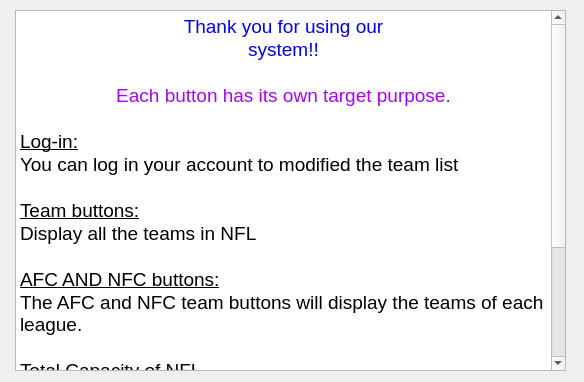
Old version of the form helpbutton.ui in the repository Ling2251/CS1C-NFL_Porject.
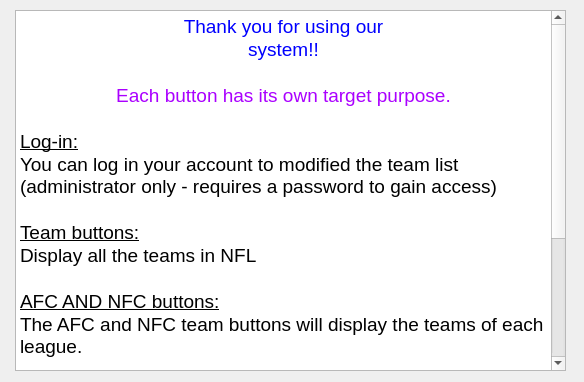
New version of the form.

```diff
--- a/helpbutton.ui
+++ b/helpbutton.ui
@@ -33,7 +33,7 @@
 &lt;p align=&quot;center&quot; style=&quot; margin-top:0px; margin-bottom:0px; margin-left:0px; margin-right:0px; -qt-block-indent:0; text-indent:0px;&quot;&gt;&lt;span style=&quot; font-size:14pt; color:#aa00ff;&quot;&gt;Each button has its own target purpose.&lt;/span&gt;&lt;/p&gt;
 &lt;p style=&quot;-qt-paragraph-type:empty; margin-top:0px; margin-bottom:0px; margin-left:0px; margin-right:0px; -qt-block-indent:0; text-indent:0px; font-size:14pt;&quot;&gt;&lt;br /&gt;&lt;/p&gt;
 &lt;p style=&quot; margin-top:0px; margin-bottom:0px; margin-left:0px; margin-right:0px; -qt-block-indent:0; text-indent:0px;&quot;&gt;&lt;span style=&quot; font-size:14pt; text-decoration: underline;&quot;&gt;Log-in:&lt;/span&gt;&lt;/p&gt;
-&lt;p style=&quot; margin-top:0px; margin-bottom:0px; margin-left:0px; margin-right:0px; -qt-block-indent:0; text-indent:0px;&quot;&gt;&lt;span style=&quot; font-size:14pt;&quot;&gt;You can log in your account to modified the team list&lt;/span&gt;&lt;/p&gt;
+&lt;p style=&quot; margin-top:0px; margin-bottom:0px; margin-left:0px; margin-right:0px; -qt-block-indent:0; text-indent:0px;&quot;&gt;&lt;span style=&quot; font-size:14pt;&quot;&gt;You can log in your account to modified the team list (administrator only - requires a password to gain access)&lt;/span&gt;&lt;/p&gt;
 &lt;p style=&quot;-qt-paragraph-type:empty; margin-top:0px; margin-bottom:0px; margin-left:0px; margin-right:0px; -qt-block-indent:0; text-indent:0px; font-size:14pt;&quot;&gt;&lt;br /&gt;&lt;/p&gt;
 &lt;p style=&quot; margin-top:0px; margin-bottom:0px; margin-left:0px; margin-right:0px; -qt-block-indent:0; text-indent:0px;&quot;&gt;&lt;span style=&quot; font-size:14pt; text-decoration: underline;&quot;&gt;Team buttons:&lt;/span&gt;&lt;/p&gt;
 &lt;p style=&quot; margin-top:0px; margin-bottom:0px; margin-left:0px; margin-right:0px; -qt-block-indent:0; text-indent:0px;&quot;&gt;&lt;span style=&quot; font-size:14pt;&quot;&gt;Display all the teams in NFL&lt;/span&gt;&lt;/p&gt;
```
